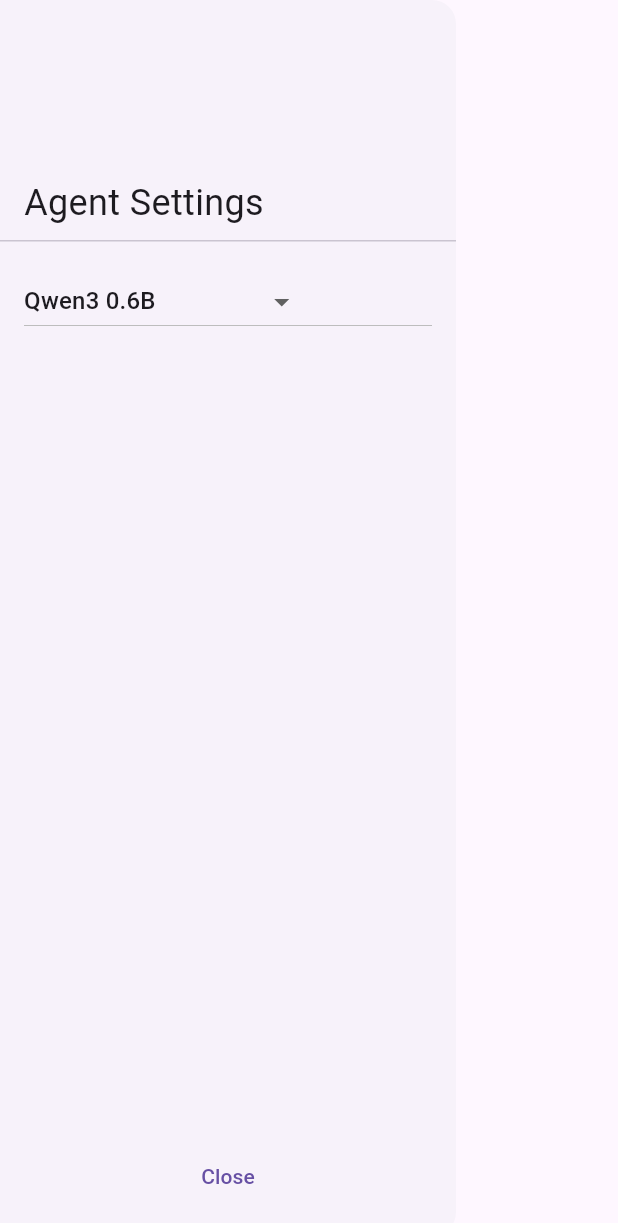
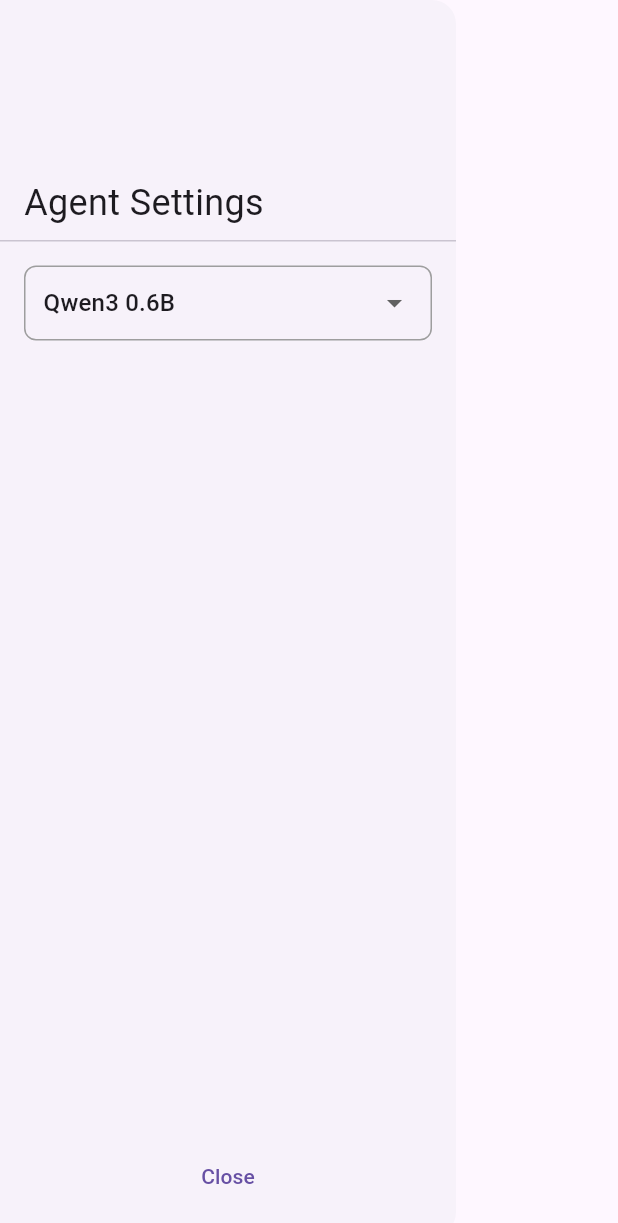
Before and after one commit to tianhaoz95/moollama, a Flutter app: the _AgentSettingsDrawerContent widget shown alone on an empty page, opened directly, on a phone screen of 412 x 824 dp. Shown: the top 1223 px of the screen. Run offline on Flutter 3.47's test engine with Material 3 defaults, Android fonts, the phone set to English and light mode, and no system bars; our stand-ins replace shared_preferences, sqflite_common_ffi; missing offline and left inert: cactus, restart_app; accounts and stored records are empty.

Commit message:
fix: add UI outline for model selector

```diff
--- a/lib/main.dart
+++ b/lib/main.dart
@@ -798,6 +798,12 @@ class _AgentSettingsDrawerContentState
             child: Row(
               children: <Widget>[
                 Expanded(
+                  child: Container(
+                    padding: const EdgeInsets.symmetric(horizontal: 12.0),
+                    decoration: BoxDecoration(
+                      border: Border.all(color: Colors.grey),
+                      borderRadius: BorderRadius.circular(8.0),
+                    ),
                     child: DropdownButton<String>(
                       value: selectedValue,
                       onChanged: (String? newValue) {
@@ -816,6 +822,9 @@ class _AgentSettingsDrawerContentState
                               child: Text(value),
                             );
                           }).toList(),
+                      underline: const SizedBox(),
+                      isExpanded: true,
+                    ),
                   ),
                 ),
               ],
```
Lines whose indentation alone changed are shown as unchanged.
